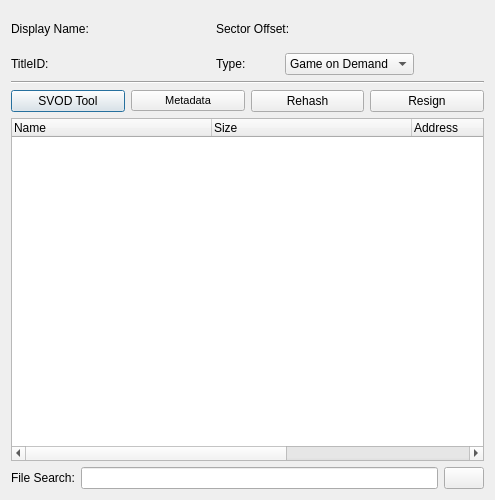
Qt form Velocity/svoddialog.ui (hetelek/Velocity) before a commit.
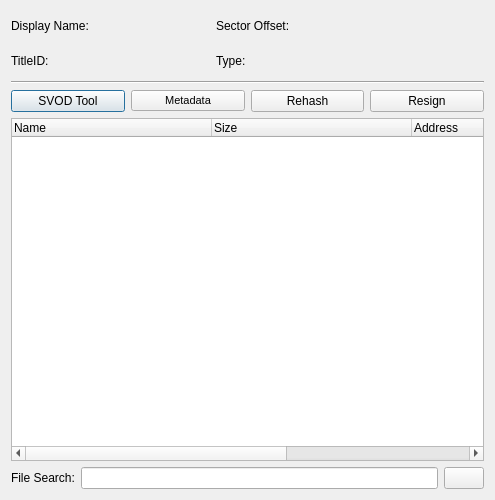
The same form after that commit. Icons and pictures are not drawn.

Commit message:
Removed content type change functionality
I couldn't figure out how to get this to work on the Xbox, and I'm lazy.

What changed in the file:
```diff
--- a/Velocity/svoddialog.ui
+++ b/Velocity/svoddialog.ui
@@ -138,17 +138,10 @@
         </widget>
        </item>
        <item>
-        <widget class="QComboBox" name="comboBox">
-         <item>
+        <widget class="QLabel" name="lblType">
           <property name="text">
-           <string>Game on Demand</string>
-          </property>
-         </item>
-         <item>
-          <property name="text">
-           <string>Installed Game</string>
-          </property>
-         </item>
+          <string/>
+         </property>
         </widget>
        </item>
       </layout>
```
Lines whose indentation alone changed are shown as unchanged. The commit also changes 2 other files.
